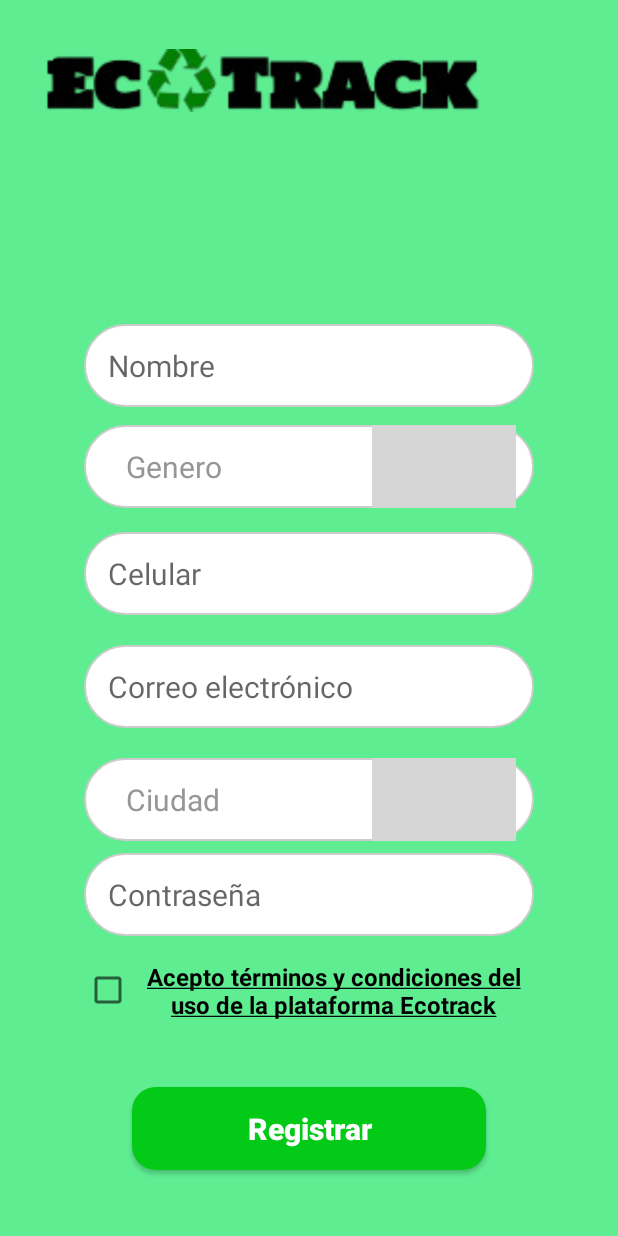
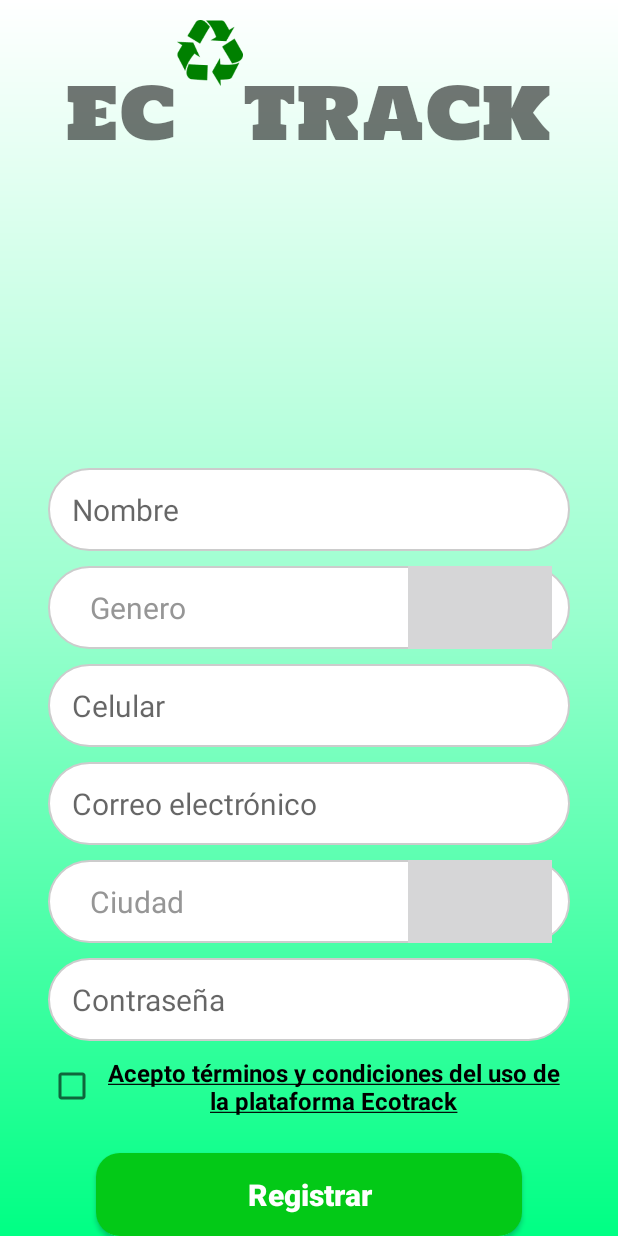
Before and after one commit to jaramilloAngie/EcoTrack, an Android app built with Jetpack Compose: the SignInActivity screen opened directly, with no data from a screen before it, on a phone screen of 412 x 824 dp. Run offline under Robolectric (Android 15) with nearby library versions, the phone set to English and light mode, and no system bars.

Commit message:
Revert "Merge branch 'color-integration' into INTEGRATION"
This reverts commit 877aea17b634e7b7922f3abb1196a4e0e31244cd, reversing
changes made to 871d20ede26154007d6106b2cd1d1f87fd5b0f35.

```diff
--- a/app/src/main/res/layout/activity_sign_in.xml
+++ b/app/src/main/res/layout/activity_sign_in.xml
@@ -5,35 +5,51 @@
     xmlns:tools="http://schemas.android.com/tools"
     android:layout_width="match_parent"
     android:layout_height="match_parent"
-    android:layout_gravity="center"
-    android:background="#5FED92"
-    android:gravity="center"
-    android:orientation="vertical"
-    android:padding="24dp">
+    android:background="@drawable/background_gradient"
+    tools:context=".SignInActivity">
+
+    <TextView
+        android:layout_width="wrap_content"
+        android:layout_height="wrap_content"
+        android:layout_marginBottom="10dp"
+        android:fontFamily="@font/holtwoodonesc"
+        android:text="EC   TRACK"
+        android:textSize="48sp"
+        app:layout_constraintBottom_toTopOf="@+id/name_input"
+        app:layout_constraintEnd_toEndOf="parent"
+        app:layout_constraintStart_toStartOf="parent"
+        app:layout_constraintTop_toTopOf="parent"
+        app:layout_constraintVertical_bias="0.16" />
 
     <ImageView
-        android:id="@+id/logoImageView"
-        android:layout_width="296dp"
-        android:layout_height="59dp"
-        android:layout_gravity="start"
-        android:contentDescription="Logo"
-        android:src="@drawable/ecotrack_logo"
-        tools:layout_editor_absoluteX="27dp"
-        tools:layout_editor_absoluteY="16dp" />
+        android:layout_width="44dp"
+        android:layout_height="45dp"
+        android:layout_marginBottom="10dp"
+        android:src="@drawable/img"
+        app:layout_constraintBottom_toTopOf="@+id/name_input"
+        app:layout_constraintEnd_toEndOf="parent"
+        app:layout_constraintHorizontal_bias="0.32"
+        app:layout_constraintStart_toStartOf="parent"
+        app:layout_constraintTop_toTopOf="parent"
+        app:layout_constraintVertical_bias="0.05" />
 
-    <Spinner
-        android:id="@+id/city_spinner"
+    <EditText
+        android:id="@+id/name_input"
         android:layout_width="0dp"
         android:layout_height="55dp"
         android:layout_marginStart="32dp"
         android:layout_marginEnd="32dp"
-        android:layout_marginBottom="8dp"
-        android:background="@drawable/spinner_background"
+        android:layout_marginBottom="10dp"
         android:paddingStart="16dp"
         android:paddingEnd="16dp"
-        app:layout_constraintBottom_toTopOf="@+id/password_input"
+        android:background="@drawable/rounded_input_text"
+        android:hint="Nombre"
+        android:textColor="#000000"
+        android:textSize="20sp"
+        android:imeOptions="actionNext"
+        android:inputType="textPersonName"
+        app:layout_constraintBottom_toTopOf="@+id/gender_spinner"
         app:layout_constraintEnd_toEndOf="parent"
-        app:layout_constraintHorizontal_bias="1.0"
         app:layout_constraintStart_toStartOf="parent" />
 
     <Spinner
@@ -42,13 +58,64 @@
         android:layout_height="55dp"
         android:layout_marginStart="32dp"
         android:layout_marginEnd="32dp"
-        android:layout_marginBottom="16dp"
-        android:background="@drawable/spinner_background"
+        android:layout_marginBottom="10dp"
         android:paddingStart="16dp"
         android:paddingEnd="16dp"
+        android:background="@drawable/spinner_background"
         app:layout_constraintBottom_toTopOf="@+id/phone_input"
         app:layout_constraintEnd_toEndOf="parent"
-        app:layout_constraintHorizontal_bias="1.0"
+        app:layout_constraintStart_toStartOf="parent" />
+
+    <EditText
+        android:id="@+id/phone_input"
+        android:layout_width="0dp"
+        android:layout_height="55dp"
+        android:layout_marginStart="32dp"
+        android:layout_marginEnd="32dp"
+        android:layout_marginBottom="10dp"
+        android:paddingStart="16dp"
+        android:paddingEnd="16dp"
+        android:background="@drawable/rounded_input_text"
+        android:hint="Celular"
+        android:textColor="#000000"
+        android:textSize="20sp"
+        android:imeOptions="actionNext"
+        android:inputType="phone"
+        app:layout_constraintBottom_toTopOf="@+id/email_adress_input"
+        app:layout_constraintEnd_toEndOf="parent"
+        app:layout_constraintStart_toStartOf="parent" />
+
+    <EditText
+        android:id="@+id/email_adress_input"
+        android:layout_width="0dp"
+        android:layout_height="55dp"
+        android:layout_marginStart="32dp"
+        android:layout_marginEnd="32dp"
+        android:layout_marginBottom="10dp"
+        android:paddingStart="16dp"
+        android:paddingEnd="16dp"
+        android:background="@drawable/rounded_input_text"
+        android:hint="Correo electrónico"
+        android:textColor="#000000"
+        android:textSize="20sp"
+        android:imeOptions="actionNext"
+        android:inputType="textEmailAddress"
+        app:layout_constraintBottom_toTopOf="@+id/city_spinner"
+        app:layout_constraintEnd_toEndOf="parent"
+        app:layout_constraintStart_toStartOf="parent" />
+
+    <Spinner
+        android:id="@+id/city_spinner"
+        android:layout_width="0dp"
+        android:layout_height="55dp"
+        android:layout_marginStart="32dp"
+        android:layout_marginEnd="32dp"
+        android:layout_marginBottom="10dp"
+        android:paddingStart="16dp"
+        android:paddingEnd="16dp"
+        android:background="@drawable/spinner_background"
+        app:layout_constraintBottom_toTopOf="@+id/password_input"
+        app:layout_constraintEnd_toEndOf="parent"
         app:layout_constraintStart_toStartOf="parent" />
 
     <EditText
@@ -57,78 +124,17 @@
         android:layout_height="55dp"
         android:layout_marginStart="32dp"
         android:layout_marginEnd="32dp"
-        android:layout_marginBottom="16dp"
+        android:layout_marginBottom="10dp"
+        android:paddingStart="16dp"
+        android:paddingEnd="16dp"
         android:background="@drawable/rounded_input_text"
         android:hint="Contraseña"
+        android:textColor="#000000"
+        android:textSize="20sp"
         android:imeOptions="actionDone"
         android:inputType="textPassword"
-        android:paddingStart="16dp"
-        android:paddingEnd="16dp"
-        android:textColor="#000000"
-        android:textSize="20sp"
         app:layout_constraintBottom_toTopOf="@+id/checkbox"
         app:layout_constraintEnd_toEndOf="parent"
-        app:layout_constraintHorizontal_bias="1.0"
-        app:layout_constraintStart_toStartOf="parent" />
-
-    <EditText
-        android:id="@+id/name_input"
-        android:layout_width="0dp"
-        android:layout_height="55dp"
-        android:layout_marginStart="32dp"
-        android:layout_marginEnd="32dp"
-        android:layout_marginBottom="12dp"
-        android:background="@drawable/rounded_input_text"
-        android:hint="Nombre"
-        android:imeOptions="actionNext"
-        android:inputType="textPersonName"
-        android:paddingStart="16dp"
-        android:paddingEnd="16dp"
-        android:textColor="#000000"
-        android:textSize="20sp"
-        app:layout_constraintBottom_toTopOf="@+id/gender_spinner"
-        app:layout_constraintEnd_toEndOf="parent"
-        app:layout_constraintHorizontal_bias="1.0"
-        app:layout_constraintStart_toStartOf="parent" />
-
-    <EditText
-        android:id="@+id/phone_input"
-        android:layout_width="0dp"
-        android:layout_height="55dp"
-        android:layout_marginStart="32dp"
-        android:layout_marginEnd="32dp"
-        android:layout_marginBottom="20dp"
-        android:background="@drawable/rounded_input_text"
-        android:hint="Celular"
-        android:imeOptions="actionNext"
-        android:inputType="phone"
-        android:paddingStart="16dp"
-        android:paddingEnd="16dp"
-        android:textColor="#000000"
-        android:textSize="20sp"
-        app:layout_constraintBottom_toTopOf="@+id/email_adress_input"
-        app:layout_constraintEnd_toEndOf="parent"
-        app:layout_constraintHorizontal_bias="1.0"
-        app:layout_constraintStart_toStartOf="parent" />
-
-    <EditText
-        android:id="@+id/email_adress_input"
-        android:layout_width="0dp"
-        android:layout_height="55dp"
-        android:layout_marginStart="32dp"
-        android:layout_marginEnd="32dp"
-        android:layout_marginBottom="20dp"
-        android:background="@drawable/rounded_input_text"
-        android:hint="Correo electrónico"
-        android:imeOptions="actionNext"
-        android:inputType="textEmailAddress"
-        android:paddingStart="16dp"
-        android:paddingEnd="16dp"
-        android:textColor="#000000"
-        android:textSize="20sp"
-        app:layout_constraintBottom_toTopOf="@+id/city_spinner"
-        app:layout_constraintEnd_toEndOf="parent"
-        app:layout_constraintHorizontal_bias="0.0"
         app:layout_constraintStart_toStartOf="parent" />
 
     <CheckBox
@@ -137,14 +143,13 @@
         android:layout_height="wrap_content"
         android:layout_marginStart="32dp"
         android:layout_marginEnd="32dp"
-        android:layout_marginBottom="44dp"
+        android:layout_marginBottom="24dp"
         android:text="@string/checkbox_text"
         android:textAlignment="center"
         android:textSize="16sp"
         android:textStyle="bold"
         app:layout_constraintBottom_toTopOf="@+id/sign_in_button"
         app:layout_constraintEnd_toEndOf="parent"
-        app:layout_constraintHorizontal_bias="0.0"
         app:layout_constraintStart_toStartOf="parent" />
 
     <androidx.appcompat.widget.AppCompatButton
@@ -153,7 +158,6 @@
         android:layout_height="55dp"
         android:layout_marginStart="64dp"
         android:layout_marginEnd="64dp"
-        android:layout_marginBottom="20dp"
         android:background="@drawable/rounded_button"
         android:text="Registrar"
         android:textAllCaps="false"
@@ -162,7 +166,7 @@
         android:textStyle="bold"
         app:layout_constraintBottom_toBottomOf="parent"
         app:layout_constraintEnd_toEndOf="parent"
-        app:layout_constraintHorizontal_bias="0.0"
-        app:layout_constraintStart_toStartOf="parent" />
+        app:layout_constraintStart_toStartOf="parent"
+        app:layout_constraintVertical_bias="0.92" />
 
 </androidx.constraintlayout.widget.ConstraintLayout>
```
Also changed, not shown: app/src/main/res/layout/activity_login.xml (+10 -10 lines), app/src/main/res/layout/activity_principal.xml (+33 -31 lines).
